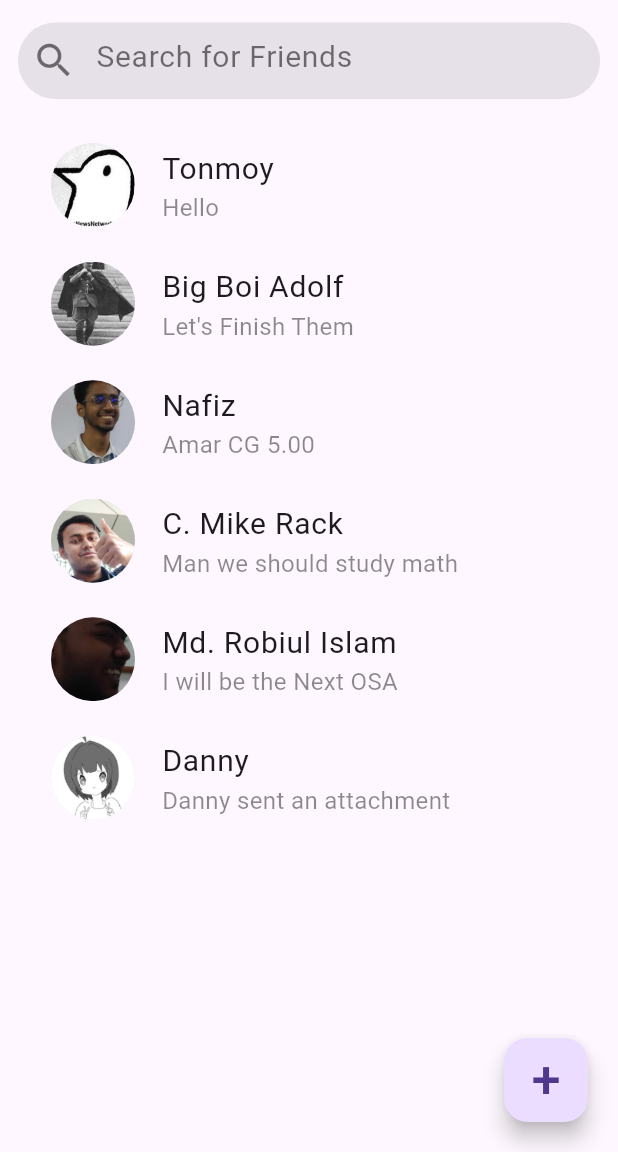
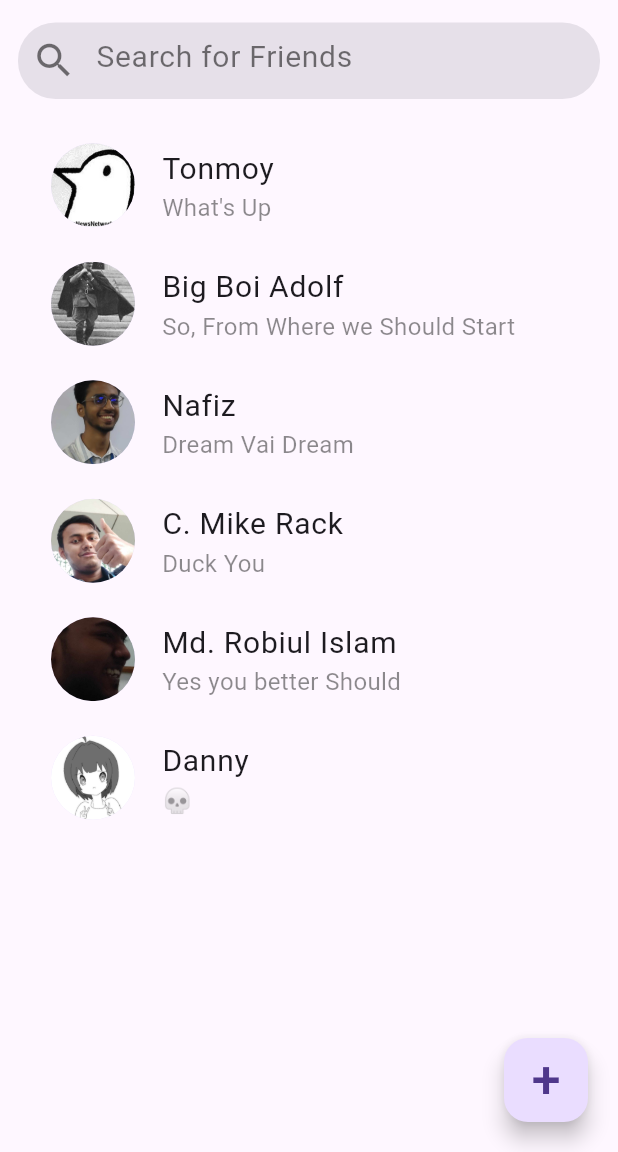
Before and after one commit to OnoPUNPUN/Chatting_app, a Flutter app: the screen it shows after launch, on a phone screen of 412 x 824 dp, the part 84-1236 px from its top. Run offline on Flutter 3.47's test engine with Material 3 defaults, Android fonts, the phone set to English and light mode, and no system bars.

```diff
--- a/lib/chat_page.dart
+++ b/lib/chat_page.dart
@@ -96,7 +96,7 @@ class _ChatPageState extends State<ChatPage> {
                     },
                     child: ChatBar(
                       friendName: user.friendName,
-                      chat: user.chat,
+                      chat: user.chats?.isNotEmpty == true ? user.chats!.last : '',
                       imageLocation: user.imageLocation,
                     ),
                   );
--- a/lib/models/users.dart
+++ b/lib/models/users.dart
@@ -1,16 +1,15 @@
-class Users{
+class Users {
   final String friendName;
-  final String? chat;
+  final List<String>? chats;
   final String? imageLocation;
 
-  Users(this.friendName, this.chat, this.imageLocation);
-
+  Users(this.friendName, this.chats, this.imageLocation);
 }
-List users = [
-  Users('Tonmoy', "Hello", 'pics/punpun.jpg'),
-  Users('Big Boi Adolf', "Let's Finish Them", 'pics/hhh.jpg'),
-  Users('Nafiz', "Amar CG 5.00", 'pics/R.jpg'),
-  Users('C. Mike Rack', 'Man we should study math', 'pics/mimber.jpg'),
-  Users('Md. Robiul Islam', "I will be the Next OSA", 'pics/Na.jpg'),
-  Users('Danny', "Danny sent an attachment", 'pics/D.jpg'),
+List<Users> users = [
+  Users('Tonmoy', ["Hello", "What's Up"], 'pics/punpun.jpg'),
+  Users('Big Boi Adolf', ["Let's Finish Them", "Ok", "So, From Where we Should Start"], 'pics/hhh.jpg'),
+  Users('Nafiz', ["Amar CG 5.00", "Dream Vai Dream"], 'pics/R.jpg'),
+  Users('C. Mike Rack', ['Man we should study math', "Duck You"], 'pics/mimber.jpg'),
+  Users('Md. Robiul Islam', ["I will be the Next OSA", "I know That", "Yes you better Should"], 'pics/Na.jpg'),
+  Users('Danny', ["Danny sent an attachment", "WTF is this? 💀💀", "💀"], 'pics/D.jpg'),
 ];
--- a/lib/pages/add_friend_page.dart
+++ b/lib/pages/add_friend_page.dart
@@ -111,7 +111,7 @@ class _AddFriendPageState extends State<AddFriendPage> {
                   if (_formKey.currentState!.validate()) {
                     String name = nameController.text;
                     String email = emailController.text;
-                    users.add(Users(name, '', null));
+                    users.add(Users(name, [''], null));
                     ScaffoldMessenger.of(context).showSnackBar(
                       const SnackBar(
                         content: Text('Friend added successfully!'),
--- a/lib/widgets/chat_bar.dart
+++ b/lib/widgets/chat_bar.dart
@@ -31,8 +31,8 @@ class ChatBar extends StatelessWidget {
         style: const TextStyle(fontSize: 20),
       ),
       subtitle: Text(
-          (chat!.isEmpty) ? defultChat : chat!,
-          style: const TextStyle(fontSize: 16, color: Colors.black45),
+        (chat!.isEmpty) ? defultChat : chat!,
+        style: const TextStyle(fontSize: 16, color: Colors.black45),
       ),
     );
   }
```
Also changed, not shown: lib/pages/chatting_page.dart (+87 -1 lines).
